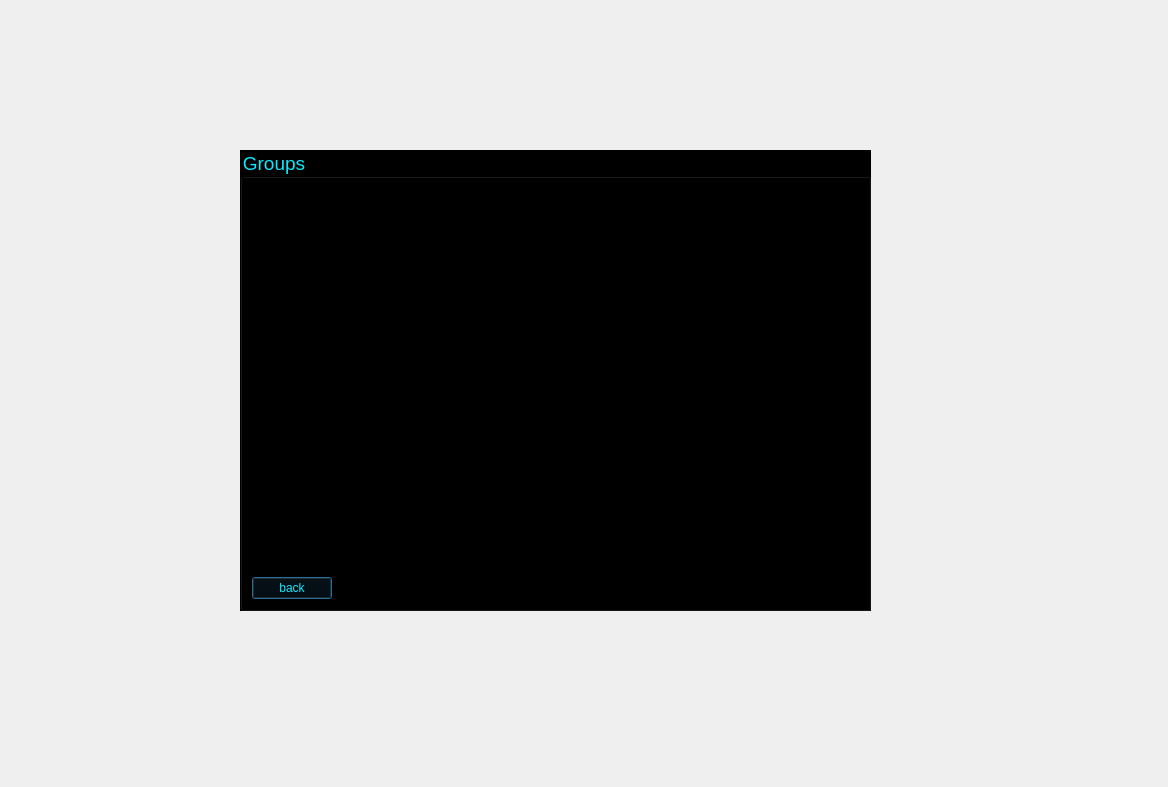
MahanBeidokhti/AP-Messenger, file massenger/getgrouplist_dialog.ui: the form before one commit.
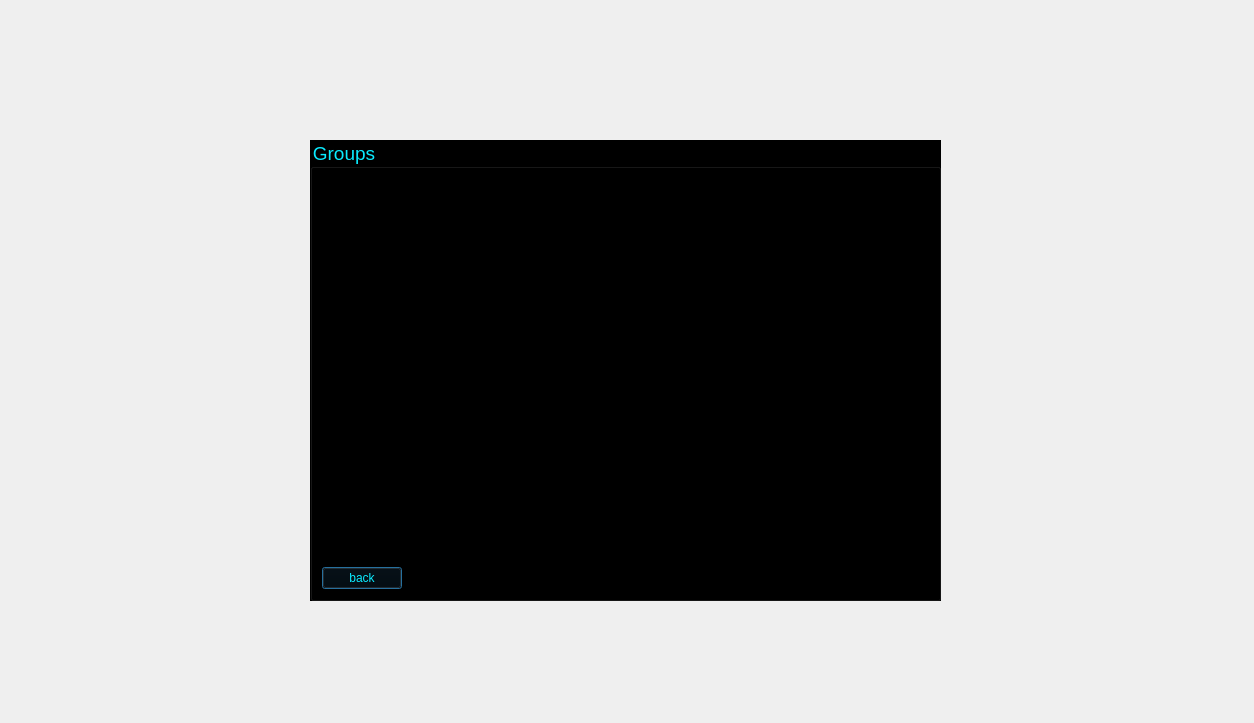
The form after the commit. Icons and pictures are not drawn.

Patch:
```diff
--- a/massenger/getgrouplist_dialog.ui
+++ b/massenger/getgrouplist_dialog.ui
@@ -6,8 +6,8 @@
    <rect>
     <x>0</x>
     <y>0</y>
-    <width>1168</width>
-    <height>787</height>
+    <width>1254</width>
+    <height>723</height>
    </rect>
   </property>
   <property name="windowTitle">
@@ -19,8 +19,8 @@
   <widget class="QGroupBox" name="groups_groupBox">
    <property name="geometry">
     <rect>
-     <x>240</x>
-     <y>150</y>
+     <x>310</x>
+     <y>140</y>
      <width>631</width>
      <height>461</height>
     </rect>
```
